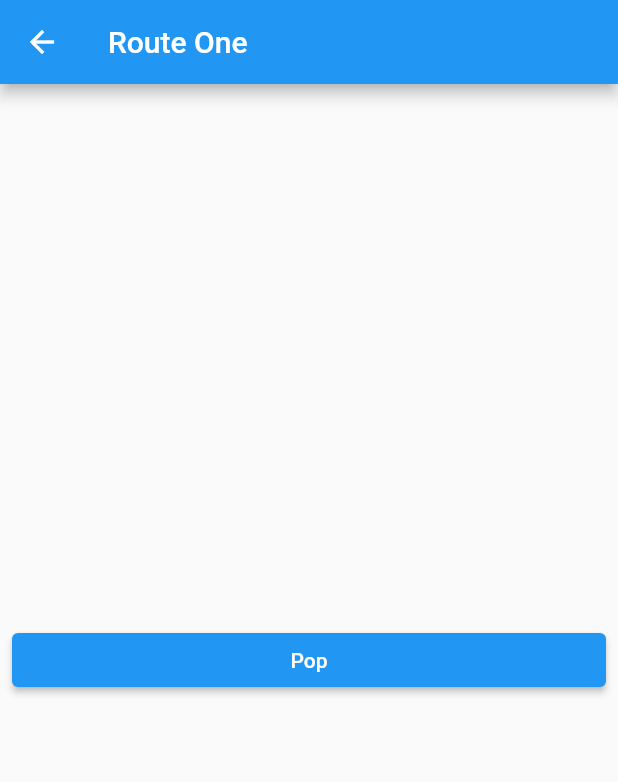
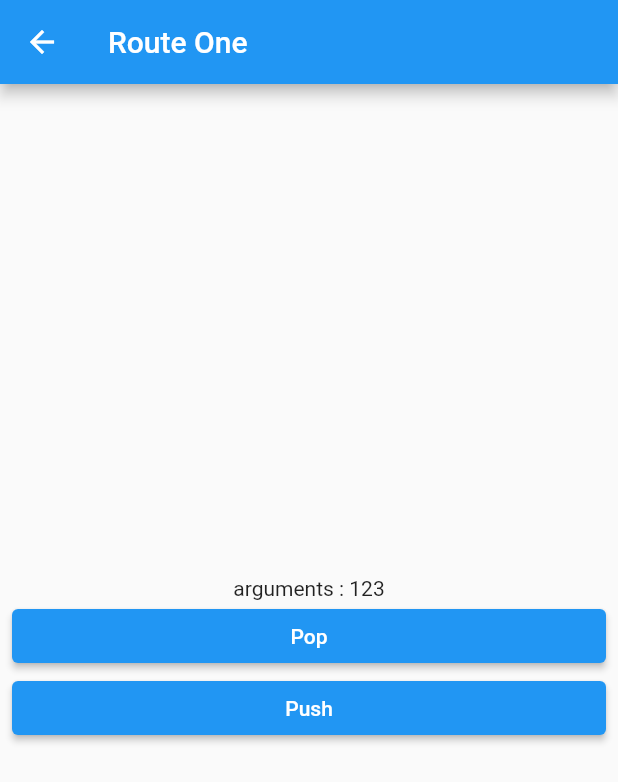
Before and after one commit to Jeffrey-Oh/flutter-navigation, a Flutter app: the screen it shows after launch, after a tap on an icon or button, on a phone screen of 412 x 824 dp. Shown: the top 782 px of the screen. Run offline on Flutter 3.47's test engine with Material 2 defaults, Android fonts, the phone set to English and light mode, and no system bars.

Commit message:
Arguments 전달하기 2가지 방법

```diff
--- a/lib/screen/home/HomeScreen.dart
+++ b/lib/screen/home/HomeScreen.dart
@@ -13,14 +13,16 @@ class HomeScreen extends StatelessWidget {
       title: 'Home Screen',
       children: [
         for (int i=1; i<=3; i++) ElevatedButton(
-          onPressed: () {
-            Navigator.of(context).push(
+          onPressed: () async {
+            final result = await Navigator.of(context).push(
               MaterialPageRoute(
                 builder: (BuildContext context) {
                   Widget routeWidget;
                   switch (i) {
                     case 1:
-                      routeWidget = RouteOneScreen();
+                      routeWidget = RouteOneScreen(
+                        number: 123,
+                      );
                       break;
                     case 2:
                       routeWidget = RouteTwoScreen();
@@ -36,6 +38,8 @@ class HomeScreen extends StatelessWidget {
                 },
               ),
             );
+
+            print(result);
           },
           child: Text(
             'Route ${i}',
--- a/lib/screen/route/RouteOneScreen.dart
+++ b/lib/screen/route/RouteOneScreen.dart
@@ -1,22 +1,44 @@
 import 'package:flutter/material.dart';
 import 'package:navigation/layout/MainLayout.dart';
+import 'package:navigation/screen/route/RouteTwoScreen.dart';
 
 class RouteOneScreen extends StatelessWidget {
-  const RouteOneScreen({Key? key}) : super(key: key);
+  final int number;
+
+  const RouteOneScreen({required this.number, Key? key}) : super(key: key);
 
   @override
   Widget build(BuildContext context) {
     return MainLayout(
       title: 'Route One',
       children: [
+        Text(
+          'arguments : ${number.toString()}',
+          textAlign: TextAlign.center,
+        ),
         ElevatedButton(
           onPressed: () {
-            Navigator.of(context).pop();
+            Navigator.of(context).pop(456);
           },
           child: Text(
             'Pop',
           ),
         ),
+        ElevatedButton(
+          onPressed: () {
+            Navigator.of(context).push(
+              MaterialPageRoute(
+                builder: (_) => RouteTwoScreen(),
+                settings: RouteSettings(
+                  arguments: 789,
+                )
+              ),
+            );
+          },
+          child: Text(
+            'Push',
+          ),
+        )
       ],
     );
   }
--- a/lib/screen/route/RouteTwoScreen.dart
+++ b/lib/screen/route/RouteTwoScreen.dart
@@ -6,9 +6,15 @@ class RouteTwoScreen extends StatelessWidget {
 
   @override
   Widget build(BuildContext context) {
+    final arguments = ModalRoute.of(context)!.settings.arguments;
+
     return MainLayout(
       title: 'Route Two',
       children: [
+        Text(
+          'arguments : ${arguments}',
+          textAlign: TextAlign.center,
+        ),
         ElevatedButton(
           onPressed: () {
             Navigator.of(context).pop();
```
Also changed, not shown: 1 other file.
